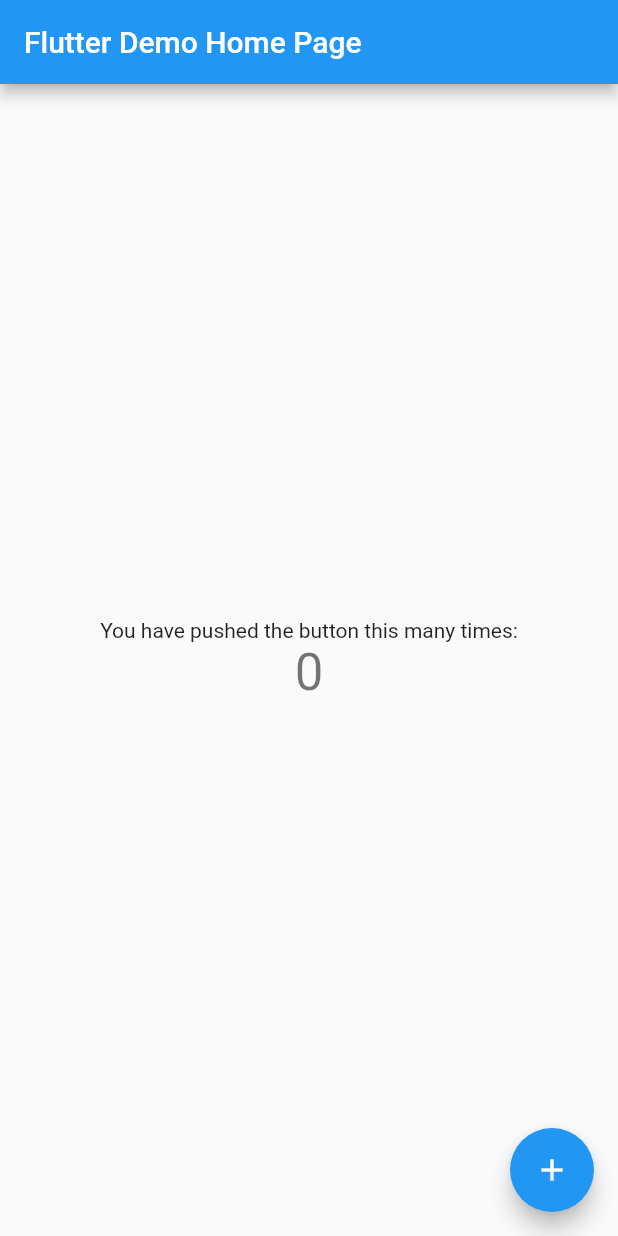
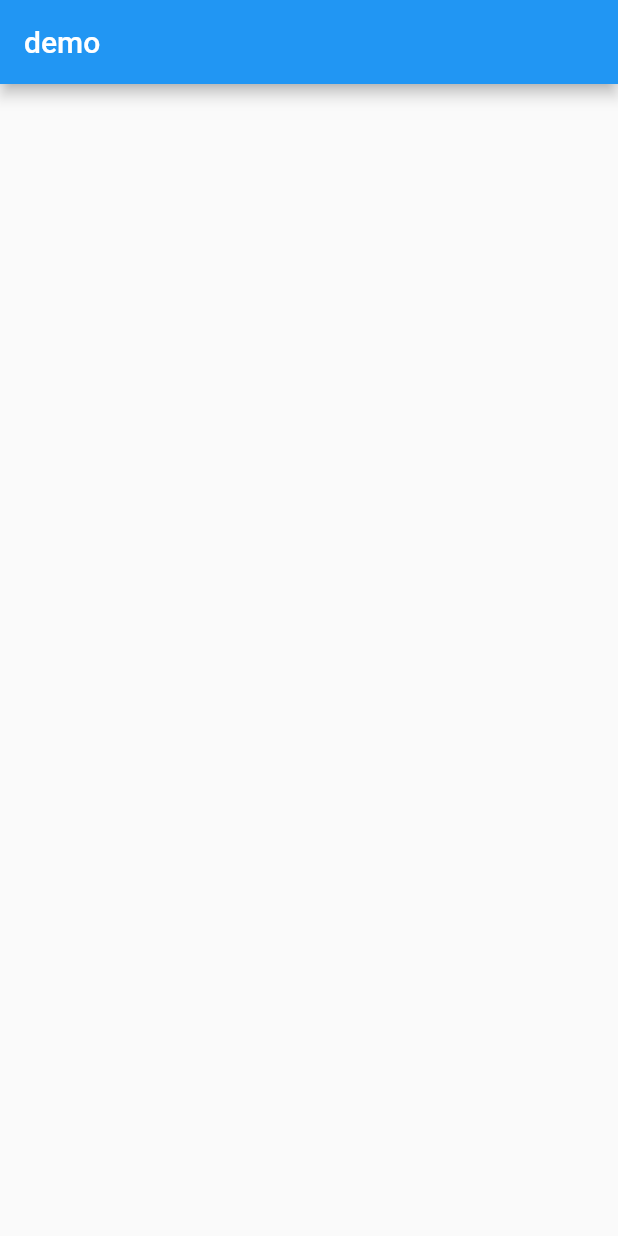
Before and after one commit to devmanmath/SmartBrowser, a Flutter app: the screen it shows after launch, on a phone screen of 412 x 824 dp. Run offline on Flutter 3.47's test engine with Material 2 defaults, Android fonts, the phone set to English and light mode, and no system bars.

Commit message:
home screen started

```diff
--- a/lib/main.dart
+++ b/lib/main.dart
@@ -1,117 +1,18 @@
 import 'package:flutter/material.dart';
+import 'package:smart_browser/views/home.dart';
 
 void main() {
   runApp(MyApp());
 }
 
 class MyApp extends StatelessWidget {
-  // This widget is the root of your application.
   @override
   Widget build(BuildContext context) {
     return MaterialApp(
-      title: 'Flutter Demo',
-      theme: ThemeData(
-        // This is the theme of your application.
-        //
-        // Try running your application with "flutter run". You'll see the
-        // application has a blue toolbar. Then, without quitting the app, try
-        // changing the primarySwatch below to Colors.green and then invoke
-        // "hot reload" (press "r" in the console where you ran "flutter run",
-        // or simply save your changes to "hot reload" in a Flutter IDE).
-        // Notice that the counter didn't reset back to zero; the application
-        // is not restarted.
-        primarySwatch: Colors.blue,
-        // This makes the visual density adapt to the platform that you run
-        // the app on. For desktop platforms, the controls will be smaller and
-        // closer together (more dense) than on mobile platforms.
-        visualDensity: VisualDensity.adaptivePlatformDensity,
-      ),
-      home: MyHomePage(title: 'Flutter Demo Home Page'),
+      title: "Smart Browser",
+      theme:
+          ThemeData(accentColor: Colors.red[50], backgroundColor: Colors.white),
+      home: new Home(),
     );
   }
 }
-
-class MyHomePage extends StatefulWidget {
-  MyHomePage({Key key, this.title}) : super(key: key);
-
-  // This widget is the home page of your application. It is stateful, meaning
-  // that it has a State object (defined below) that contains fields that affect
-  // how it looks.
-
-  // This class is the configuration for the state. It holds the values (in this
-  // case the title) provided by the parent (in this case the App widget) and
-  // used by the build method of the State. Fields in a Widget subclass are
-  // always marked "final".
-
-  final String title;
-
-  @override
-  _MyHomePageState createState() => _MyHomePageState();
-}
-
-class _MyHomePageState extends State<MyHomePage> {
-  int _counter = 0;
-
-  void _incrementCounter() {
-    setState(() {
-      // This call to setState tells the Flutter framework that something has
-      // changed in this State, which causes it to rerun the build method below
-      // so that the display can reflect the updated values. If we changed
-      // _counter without calling setState(), then the build method would not be
-      // called again, and so nothing would appear to happen.
-      _counter++;
-    });
-  }
-
-  @override
-  Widget build(BuildContext context) {
-    // This method is rerun every time setState is called, for instance as done
-    // by the _incrementCounter method above.
-    //
-    // The Flutter framework has been optimized to make rerunning build methods
-    // fast, so that you can just rebuild anything that needs updating rather
-    // than having to individually change instances of widgets.
-    return Scaffold(
-      appBar: AppBar(
-        // Here we take the value from the MyHomePage object that was created by
-        // the App.build method, and use it to set our appbar title.
-        title: Text(widget.title),
-      ),
-      body: Center(
-        // Center is a layout widget. It takes a single child and positions it
-        // in the middle of the parent.
-        child: Column(
-          // Column is also a layout widget. It takes a list of children and
-          // arranges them vertically. By default, it sizes itself to fit its
-          // children horizontally, and tries to be as tall as its parent.
-          //
-          // Invoke "debug painting" (press "p" in the console, choose the
-          // "Toggle Debug Paint" action from the Flutter Inspector in Android
-          // Studio, or the "Toggle Debug Paint" command in Visual Studio Code)
-          // to see the wireframe for each widget.
-          //
-          // Column has various properties to control how it sizes itself and
-          // how it positions its children. Here we use mainAxisAlignment to
-          // center the children vertically; the main axis here is the vertical
-          // axis because Columns are vertical (the cross axis would be
-          // horizontal).
-          mainAxisAlignment: MainAxisAlignment.center,
-          children: <Widget>[
-            Text(
-              'You have pushed the button this many times:',
-            ),
-            Text(
-              '$_counter',
-              style: Theme.of(context).textTheme.headline4,
-            ),
-          ],
-        ),
-      ),
-      floatingActionButton: FloatingActionButton(
-        onPressed: _incrementCounter,
-        tooltip: 'Increment',
-        child: Icon(Icons.add),
-      ), // This trailing comma makes auto-formatting nicer for build methods.
-    );
-  }
-}
--- /dev/null
+++ b/lib/views/home.dart
@@ -0,0 +1,18 @@
+import 'package:flutter/material.dart';
+
+class Home extends StatefulWidget {
+  @override
+  _HomeState createState() => _HomeState();
+}
+
+class _HomeState extends State<Home> {
+  @override
+  Widget build(BuildContext context) {
+    return Scaffold(
+      appBar: AppBar(
+        title: Text("demo"),
+      ),
+      body: Container(),
+    );
+  }
+}
```
